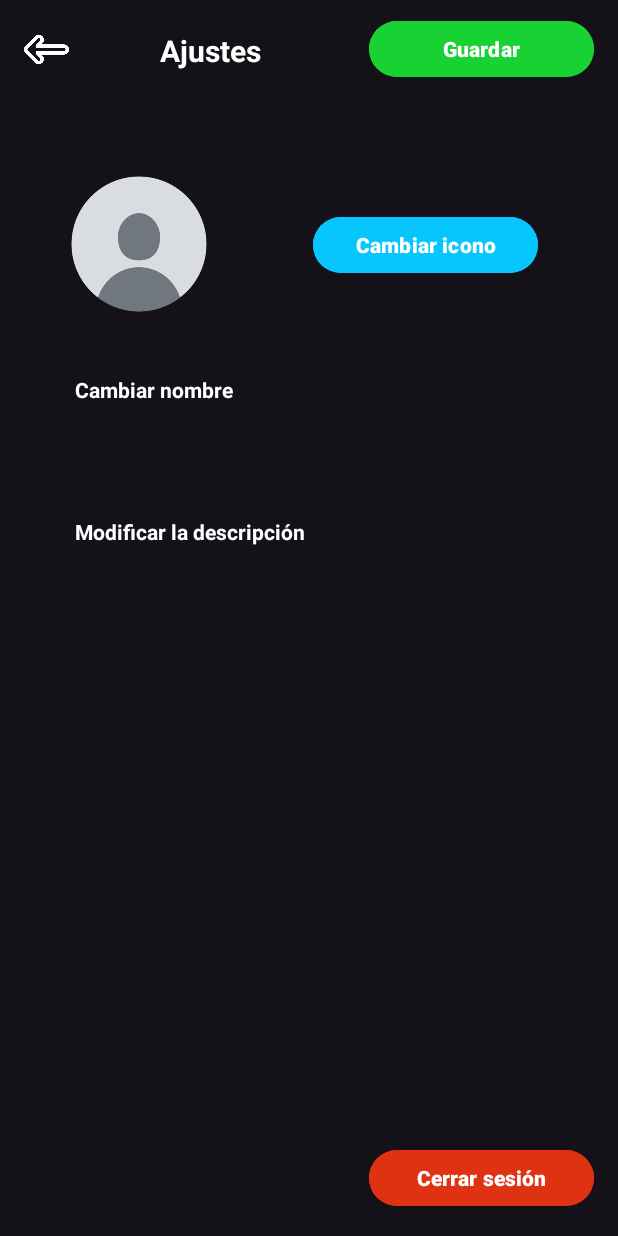
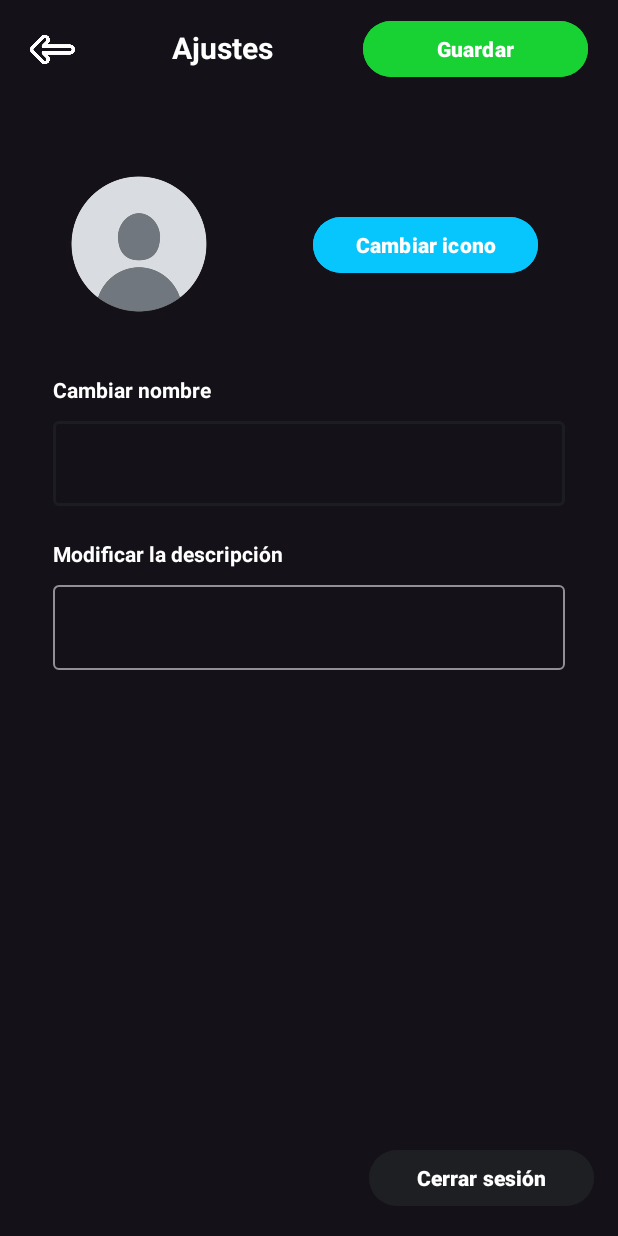
Before and after one commit to DavidOrtizz/TFG-Sora, an Android app: the AjustesActivity screen opened directly, with no data from a screen before it, on a phone screen of 412 x 824 dp. Run offline under Robolectric (Android 15) with nearby library versions, the phone set to English and light mode, and no system bars.

Commit message:
Arreglos y preparación para modificar datos usuarios

```diff
--- a/App_Sora/app/build.gradle.kts
+++ b/App_Sora/app/build.gradle.kts
@@ -47,6 +47,9 @@ dependencies {
     implementation("com.google.firebase:firebase-crashlytics-buildtools:3.0.0")
     implementation(platform("com.google.firebase:firebase-bom:33.0.0"))
     implementation("com.google.firebase:firebase-analytics")
+    implementation ("io.jsonwebtoken:jjwt-api:0.11.2")
+    implementation ("io.jsonwebtoken:jjwt-impl:0.11.2")
+    implementation ("io.jsonwebtoken:jjwt-jackson:0.11.2")
     testImplementation("junit:junit:4.13.2")
     androidTestImplementation("androidx.test.ext:junit:1.1.5")
     androidTestImplementation("androidx.test.espresso:espresso-core:3.5.1")
--- a/App_Sora/app/src/main/java/com/example/sora/AjustesActivity.kt
+++ b/App_Sora/app/src/main/java/com/example/sora/AjustesActivity.kt
@@ -1,10 +1,12 @@
 package com.example.sora
 
+import android.content.Context
 import android.content.Intent
+import android.content.SharedPreferences
 import android.os.Bundle
 import android.widget.Button
+import android.widget.EditText
 import android.widget.ImageButton
-import android.widget.Toast
 import androidx.activity.enableEdgeToEdge
 import androidx.appcompat.app.AppCompatActivity
 import androidx.core.view.ViewCompat
@@ -23,12 +25,28 @@ class AjustesActivity : AppCompatActivity() {
 
         val intentPerfil = Intent(this, MainActivity::class.java)
             .putExtra("cargarMenu","Perfil")
+        val intentCerrarSesion = Intent(this, PrimeraVezActivity::class.java)
         val btnGuardar = findViewById<Button>(R.id.buttonGuardar)
         val btnVolver = findViewById<ImageButton>(R.id.buttonVolver)
+        val btnCerrarSesion = findViewById<Button>(R.id.buttonCerrarSesion)
+        val txtCambiarNombre = findViewById<EditText>(R.id.textCambiarNombreUsuario)
+        val txtCambiarDescripcion = findViewById<EditText>(R.id.textCambiarDescripcion)
+
+        val sharedPreferences = getSharedPreferences("com.example.sora.DatosUsuario", Context.MODE_PRIVATE)
 
         btnVolver.setOnClickListener {
             startActivity(intentPerfil)
             finish()
         }
+
+        btnCerrarSesion.setOnClickListener {
+            // Borrado de datos
+            sharedPreferences.edit()
+                .clear()
+                .apply()
+
+            startActivity(intentCerrarSesion)
+            finish()
+        }
     }
 }
--- a/App_Sora/app/src/main/java/com/example/sora/Constants.kt
+++ b/App_Sora/app/src/main/java/com/example/sora/Constants.kt
@@ -3,6 +3,7 @@ package com.example.sora
 class Constants {
     companion object {
         const val IP_SERVER = "192.168.1.69:7103"
+        const val JWT_KEY = "pqwoifennskunzgvihcaenovscpfoahwegviuaupnzxmjfoaseuh"
 
         const val URL_REGISTER = "https://" + IP_SERVER + "/api/Usuarios/signup"
         const val URL_LOGIN = "https://" + IP_SERVER + "/api/Usuarios/login"
--- a/App_Sora/app/src/main/java/com/example/sora/IniciarSesionActivity.kt
+++ b/App_Sora/app/src/main/java/com/example/sora/IniciarSesionActivity.kt
@@ -2,6 +2,7 @@ package com.example.sora
 
 import android.content.Context
 import android.content.Intent
+import android.content.SharedPreferences
 import android.os.Bundle
 import android.util.Log
 import android.widget.Button
--- a/App_Sora/app/src/main/java/com/example/sora/RegistrarseActivity.kt
+++ b/App_Sora/app/src/main/java/com/example/sora/RegistrarseActivity.kt
@@ -57,6 +57,7 @@ class RegistrarseActivity : AppCompatActivity() {
             val correo = eCorreo.text.toString()
             val contrasena = eContrasena.text.toString()
             val repiteContrasena = eRepiteContrasena.text.toString()
+            val descripcion = ""
             val rol = "USUARIO"
 
             Log.d("RegistrarseActivity", "Datos: Nombre de cuenta: $nombreCuenta, Correo: $correo, Contraseña: $contrasena, Repite Contraseña: $repiteContrasena")
@@ -76,6 +77,7 @@ class RegistrarseActivity : AppCompatActivity() {
                             jsonObject.put("NombreUsuario", nombreUsuario)
                             jsonObject.put("Correo", correo)
                             jsonObject.put("Contrasena", contrasena)
+                            jsonObject.put("Descripcion", descripcion)
                             jsonObject.put("Rol", rol)
 
                             // Crear la solicitud de registro
--- a/App_Sora/app/src/main/res/layout/activity_ajustes.xml
+++ b/App_Sora/app/src/main/res/layout/activity_ajustes.xml
@@ -13,8 +13,8 @@
         android:layout_width="wrap_content"
         android:layout_height="wrap_content"
         android:layout_marginLeft="10dp"
-        android:layout_marginTop="20dp"
-        android:layout_marginRight="25dp"
+        android:layout_marginTop="18dp"
+        android:layout_marginRight="10dp"
         android:text="@string/modificarPerfil"
         android:textColor="@color/white"
         android:textSize="20sp"
@@ -28,7 +28,7 @@
         android:id="@+id/buttonVolver"
         android:layout_width="30dp"
         android:layout_height="30dp"
-        android:layout_marginLeft="16dp"
+        android:layout_marginLeft="20dp"
         android:layout_marginTop="18dp"
         android:background="@drawable/icono_volver"
         android:backgroundTint="@color/white"
@@ -40,7 +40,7 @@
         android:layout_width="150dp"
         android:layout_height="45dp"
         android:layout_marginTop="10dp"
-        android:layout_marginRight="16dp"
+        android:layout_marginRight="20dp"
         android:backgroundTint="@color/verde"
         android:text="@string/guardar"
         android:textColor="@color/white"
@@ -77,7 +77,7 @@
         android:id="@+id/textView3"
         android:layout_width="wrap_content"
         android:layout_height="wrap_content"
-        android:layout_marginLeft="50dp"
+        android:layout_marginLeft="35dp"
         android:layout_marginTop="250dp"
         android:text="@string/modificarNombrePerfil"
         android:textColor="@color/white"
@@ -85,17 +85,55 @@
         app:layout_constraintStart_toStartOf="parent"
         app:layout_constraintTop_toTopOf="parent" />
 
+    <com.google.android.material.textfield.TextInputLayout
+        android:id="@+id/textInputLayout2"
+        android:layout_width="match_parent"
+        android:layout_height="wrap_content"
+        android:layout_marginLeft="35dp"
+        android:layout_marginRight="35dp"
+        android:layout_marginTop="25dp"
+        android:textColorHint="@color/white"
+        app:hintTextColor="@color/white"
+        app:layout_constraintEnd_toEndOf="parent"
+        app:layout_constraintStart_toStartOf="parent"
+        app:layout_constraintTop_toTopOf="@id/textView3">
+
+        <EditText
+            android:id="@+id/textCambiarNombreUsuario"
+            android:layout_width="match_parent"
+            android:layout_height="match_parent" />
+    </com.google.android.material.textfield.TextInputLayout>
+
     <TextView
         android:id="@+id/textView5"
         android:layout_width="wrap_content"
         android:layout_height="wrap_content"
-        android:layout_marginLeft="50dp"
-        android:layout_marginTop="75dp"
+        android:layout_marginLeft="35dp"
+        android:layout_marginTop="90dp"
         android:text="@string/modificarDescripcionPerfil"
         android:textColor="@color/white"
         android:textStyle="bold"
         app:layout_constraintStart_toStartOf="parent"
         app:layout_constraintTop_toBottomOf="@+id/textView3" />
+
+    <com.google.android.material.textfield.TextInputLayout
+        android:id="@+id/textInputLayout3"
+        android:layout_width="match_parent"
+        android:layout_height="wrap_content"
+        android:layout_marginLeft="35dp"
+        android:layout_marginRight="35dp"
+        android:layout_marginTop="25dp"
+        android:textColorHint="@color/white"
+        app:hintTextColor="@color/white"
+        app:layout_constraintEnd_toEndOf="parent"
+        app:layout_constraintStart_toStartOf="parent"
+        app:layout_constraintTop_toTopOf="@id/textView5">
+
+        <EditText
+            android:id="@+id/textCambiarDescripcion"
+            android:layout_width="match_parent"
+            android:layout_height="match_parent" />
+    </com.google.android.material.textfield.TextInputLayout>
 
 
     <Button
@@ -104,7 +142,7 @@
         android:layout_height="45dp"
         android:layout_marginRight="16dp"
         android:layout_marginBottom="16dp"
-        android:backgroundTint="@color/rojo"
+        android:backgroundTint="@color/fondo_menu_oscuro"
         android:text="@string/cerrarSesion"
         android:textColor="@color/white"
         android:textStyle="bold"
```
Also changed, not shown: App_Sora/app/src/main/java/com/example/sora/PerfilFragment.kt (+20 -0 lines), App_Sora/app/src/main/java/com/example/sora/PrimeraVezActivity.kt (+11 -0 lines), 8 other files.
